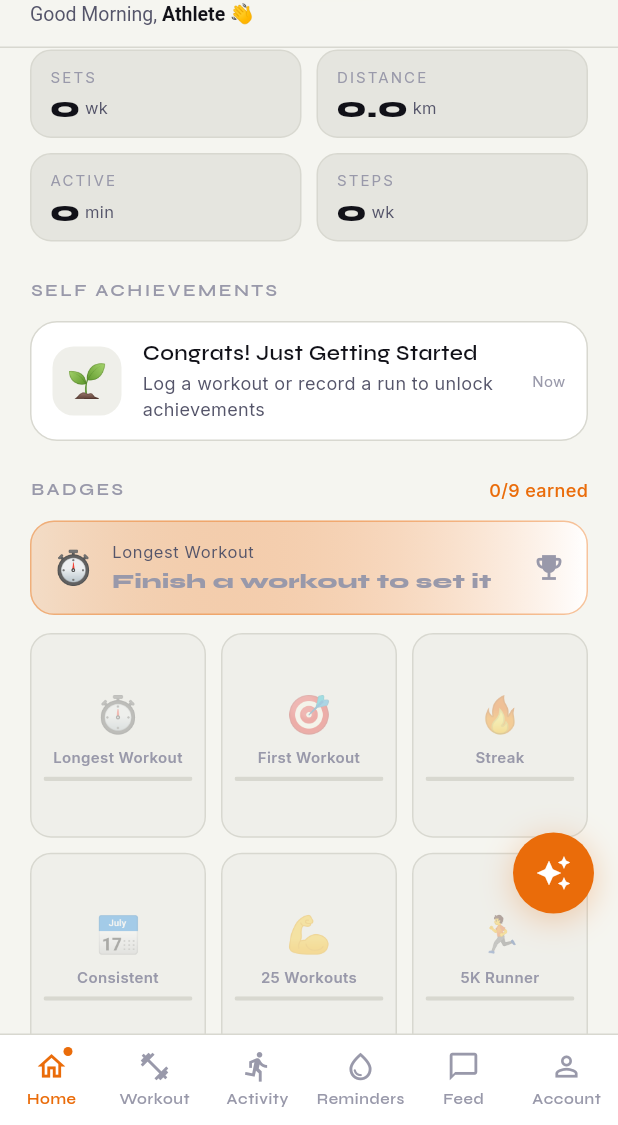
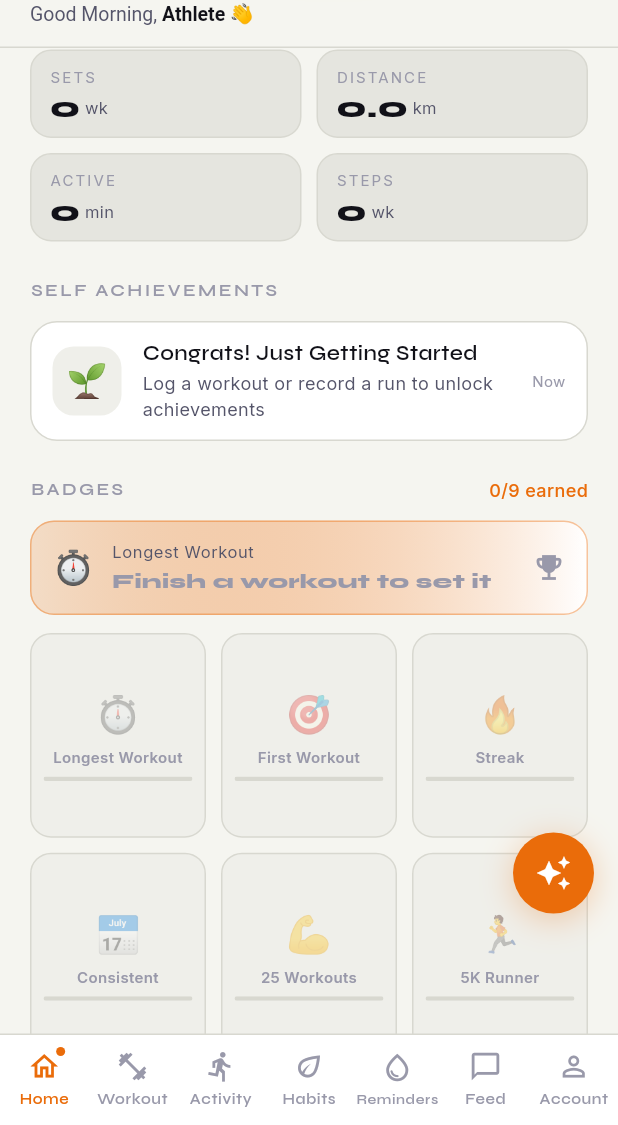
Before and after one commit to avneeshgautam/movara, a Flutter app: the screen it shows once a user with an empty profile is signed in, scrolled down 576 dp, on a phone screen of 412 x 824 dp, the part 111-1236 px from its top. Run offline on Flutter 3.47's test engine with Material 3 defaults, Android fonts, the phone set to English and light mode, and no system bars; our stand-ins replace firebase_auth, firebase_core, flutter_local_notifications, flutter_map, flutter_markdown, flutter_timezone and 9 more; missing offline and left inert: dart:js_interop, gal, health; accounts and stored records are empty; network calls fail.

Commit message:
Give Habits its own bottom tab; address tabs by name
- Habits is now the 4th tab (Home, Workout, Activity, Habits, Reminders,
  Feed, Account) instead of only living on Home and in Account.
- New MovaraTab enum: the shell and Account refer to tabs by name, so
  inserting a tab can't silently send "Water Reminders" to the wrong screen
  (it was a raw index 3, which Habits would have taken).
- Tab labels scale down instead of clipping now seven share a phone width;
  test asserts all seven fit at 320px and that Habits opens.
- HabitsScreen takes `embedded` so it drops its own app bar as a tab.

Co-Authored-By: Claude Opus 5 <noreply@anthropic.com>

```diff
--- a/frontend/lib/screens/home_shell.dart
+++ b/frontend/lib/screens/home_shell.dart
@@ -21,11 +21,29 @@ import '../widgets/workout_timer_bar.dart';
 import 'account_tab.dart';
 import 'feed_tab.dart';
 import 'leaderboard_tab.dart';
+import 'habits_screen.dart';
 import 'home_tab.dart';
 import 'reminders_tab.dart';
 import 'running_tab.dart';
 import 'upgrade_screen.dart';
 import 'workout_tab.dart';
+
+/// The bottom tabs, in order. Named so nothing addresses a tab by a raw
+/// index — inserting or reordering a tab can't silently send you elsewhere.
+enum MovaraTab {
+  home(Icons.home_outlined, 'Home'),
+  workout(Icons.fitness_center, 'Workout'),
+  activity(Icons.directions_run, 'Activity'),
+  habits(Icons.eco_outlined, 'Habits'),
+  reminders(Icons.water_drop_outlined, 'Reminders'),
+  feed(Icons.chat_bubble_outline, 'Feed'),
+  account(Icons.person_outline, 'Account');
+
+  const MovaraTab(this.icon, this.label);
+
+  final IconData icon;
+  final String label;
+}
 
 /// App shell: sticky header, tab content, and the bottom tab bar from the
 /// design (Workout / Running / Account).
@@ -56,7 +74,7 @@ class _HomeShellState extends State<HomeShell> with WidgetsBindingObserver {
   late final ChatController _chat = ChatController(api: _api);
   late final RunStore _runs =
       RunStore(uploader: _api.uploadRun, downloader: _api.fetchRuns);
-  int _index = 0;
+  MovaraTab _tab = MovaraTab.home;
 
   /// The user's chosen public name, once loaded; the greeting uses it so the
   /// app shows one name everywhere.
@@ -200,11 +218,11 @@ class _HomeShellState extends State<HomeShell> with WidgetsBindingObserver {
     return 'Athlete';
   }
 
-  void _onTab(int i) {
-    setState(() => _index = i);
+  void _onTab(MovaraTab tab) {
+    setState(() => _tab = tab);
     // Re-fetch when opening Home so its stats reflect sets just logged on the
     // Workout tab, even if the live refresh was missed.
-    if (i == 0) _reload();
+    if (tab == MovaraTab.home) _reload();
   }
 
   /// The workout stopwatch + rest timer, opened from the header button.
@@ -265,7 +283,7 @@ class _HomeShellState extends State<HomeShell> with WidgetsBindingObserver {
           ),
           Expanded(
             child: IndexedStack(
-              index: _index,
+              index: _tab.index,
               children: [
                 HomeTab(
                   entriesFuture: _entriesFuture,
@@ -283,6 +301,7 @@ class _HomeShellState extends State<HomeShell> with WidgetsBindingObserver {
                   onReload: _reload,
                 ),
                 RunningTab(store: _runs),
+                HabitsScreen(store: _habits, embedded: true),
                 RemindersTab(scheduler: _reminders),
                 LeaderboardTab(api: _api),
                 AccountTab(
@@ -305,28 +324,17 @@ class _HomeShellState extends State<HomeShell> with WidgetsBindingObserver {
         ],
       ),
       floatingActionButton: _ChatFab(onTap: _openChat),
-      bottomNavigationBar: _TabBar(
-        index: _index,
-        onChanged: _onTab,
-      ),
+      bottomNavigationBar: MovaraTabBar(current: _tab, onChanged: _onTab),
     );
   }
 }
 
-class _TabBar extends StatelessWidget {
-  const _TabBar({required this.index, required this.onChanged});
+/// The bottom tab bar. Public so a test can check every tab fits a phone.
+class MovaraTabBar extends StatelessWidget {
+  const MovaraTabBar({super.key, required this.current, required this.onChanged});
 
-  final int index;
-  final ValueChanged<int> onChanged;
-
-  static const _items = [
-    (icon: Icons.home_outlined, label: 'Home'),
-    (icon: Icons.fitness_center, label: 'Workout'),
-    (icon: Icons.directions_run, label: 'Activity'),
-    (icon: Icons.water_drop_outlined, label: 'Reminders'),
-    (icon: Icons.chat_bubble_outline, label: 'Feed'),
-    (icon: Icons.person_outline, label: 'Account'),
-  ];
+  final MovaraTab current;
+  final ValueChanged<MovaraTab> onChanged;
 
   @override
   Widget build(BuildContext context) {
@@ -340,16 +348,18 @@ class _TabBar extends StatelessWidget {
       child: SafeArea(
         top: false,
         child: Row(
-          children: List.generate(_items.length, (i) {
-            final active = i == index;
-            final item = _items[i];
+          children: MovaraTab.values.map((tab) {
+            final active = tab == current;
+            final item = tab;
             final color = active ? c.accent : c.textMuted;
 
             return Expanded(
               child: InkWell(
-                onTap: () => onChanged(i),
+                onTap: () => onChanged(tab),
                 child: Padding(
-                  padding: const EdgeInsets.symmetric(vertical: 10),
+                  // Tight horizontal padding: seven tabs share a phone width.
+                  padding:
+                      const EdgeInsets.symmetric(vertical: 10, horizontal: 2),
                   child: Column(
                     mainAxisSize: MainAxisSize.min,
                     children: [
@@ -374,8 +384,13 @@ class _TabBar extends StatelessWidget {
                         ],
                       ),
                       const SizedBox(height: 4),
-                      Text(
+                      // Scales down rather than clipping "Reminders" when
+                      // seven tabs share a narrow screen.
+                      FittedBox(
+                        fit: BoxFit.scaleDown,
+                        child: Text(
                           item.label,
+                          maxLines: 1,
                           style: AppTheme.display(
                             color: color,
                             fontSize: 10,
@@ -383,12 +398,13 @@ class _TabBar extends StatelessWidget {
                             letterSpacing: 0.4,
                           ),
                         ),
+                      ),
                     ],
                   ),
                 ),
               ),
             );
-          }),
+          }).toList(),
         ),
       ),
     );
```
Also changed, not shown: frontend/lib/screens/account_tab.dart (+8 -9 lines), frontend/lib/screens/habits_screen.dart (+8 -2 lines), 1 other file. Lines whose indentation alone changed are shown as unchanged.
